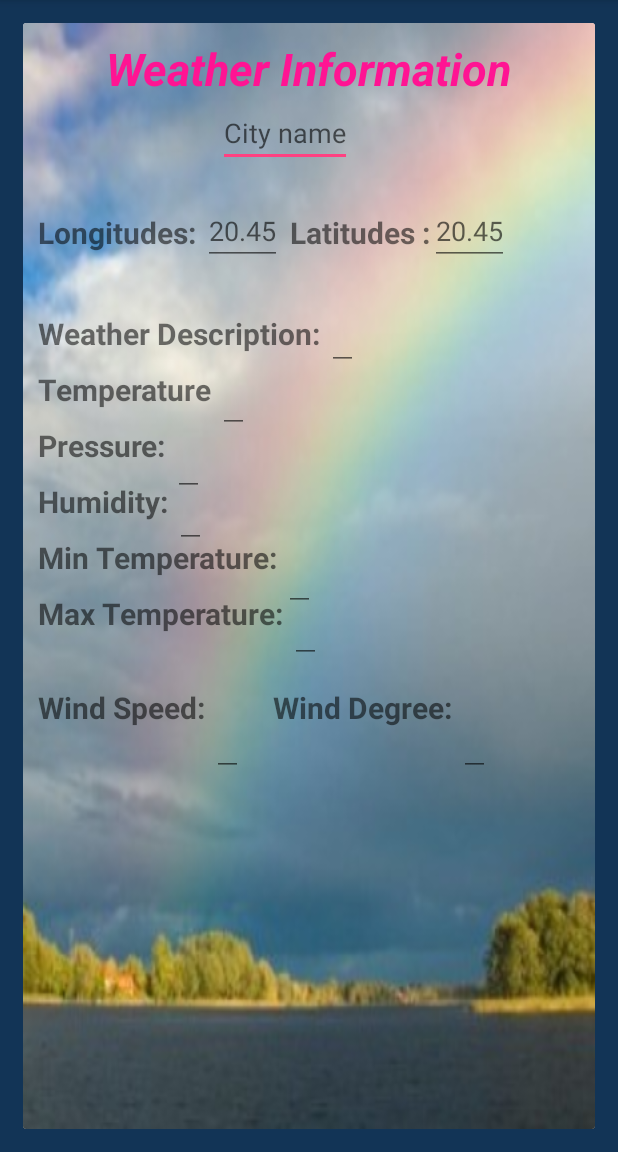
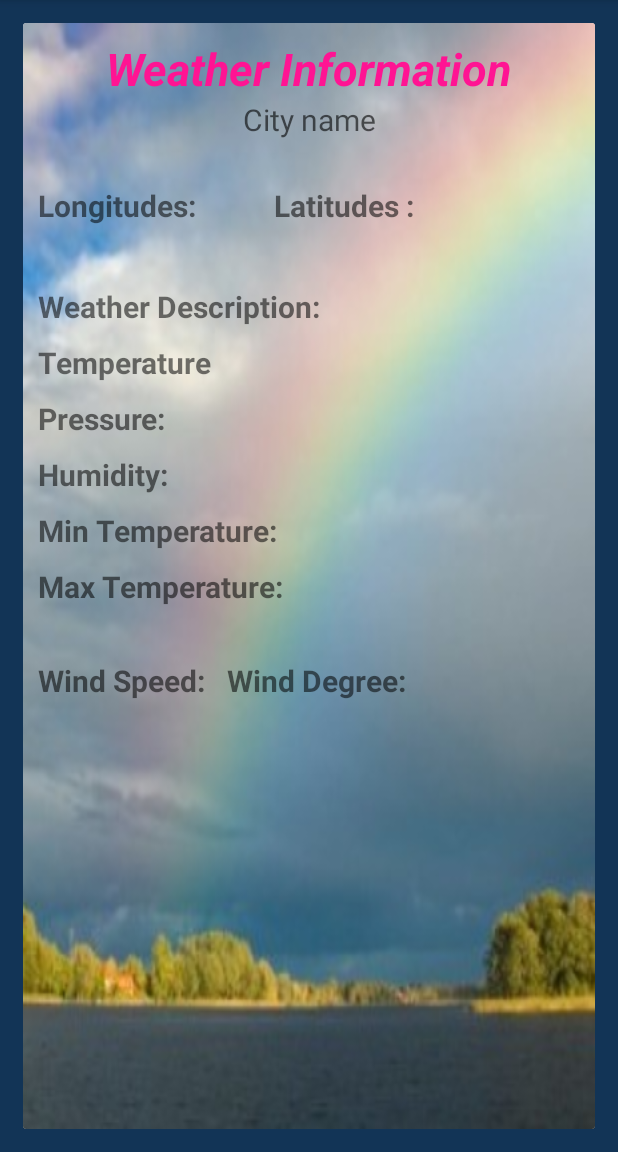
Before and after one commit to TAANYA/Internity-TeamA-Android-Tanya-Gupta, an Android app: the screen it shows after launch (MainActivity), on a phone screen of 412 x 824 dp, the part 84-1236 px from its top. Run offline under Robolectric (Android 15) with nearby library versions, the phone set to English and light mode, and no system bars.

Commit message:
Layout issues resolved

```diff
--- a/app/src/main/java/com/example/tanya/internityhackathon/MainActivity.java
+++ b/app/src/main/java/com/example/tanya/internityhackathon/MainActivity.java
@@ -19,6 +19,7 @@ import android.widget.EditText;
 import android.widget.ListView;
 import android.widget.ProgressBar;
 import android.widget.SearchView;
+import android.widget.TextView;
 import android.widget.Toast;
 
 import com.example.tanya.internityhackathon.weather.Weather;
@@ -32,7 +33,7 @@ import retrofit2.Retrofit;
 import retrofit2.converter.gson.GsonConverterFactory;
 
 public class MainActivity extends AppCompatActivity {
-    EditText edtlon, edtlat, edtdesc, edttemp, edtpressure,
+    TextView edtlon, edtlat, edtdesc, edttemp, edtpressure,
             edtmintemp, edtmaxtemp, edthumid, edtspeed, edtdeg, edtcity;
     LocationManager mLocationManager;
     LocationListener mLocationListener;
@@ -48,17 +49,17 @@ public class MainActivity extends AppCompatActivity {
         super.onCreate(savedInstanceState);
         setContentView(R.layout.activity_main);
 
-        edtlon = (EditText) findViewById(R.id.edtlong);
-        edtlat = (EditText) findViewById(R.id.edtlat);
-        edtdesc = (EditText) findViewById(R.id.edtweather);
-        edttemp = (EditText) findViewById(R.id.edttemp);
-        edtpressure = (EditText) findViewById(R.id.edtpressure);
-        edthumid = (EditText) findViewById(R.id.edthumid);
-        edtmintemp = (EditText) findViewById(R.id.edttempmin);
-        edtmaxtemp = (EditText) findViewById(R.id.edttempmax);
-        edtspeed = (EditText) findViewById(R.id.edtspeed);
-        edtdeg = (EditText) findViewById(R.id.edtwinddeg);
-        edtcity = (EditText) findViewById(R.id.edtcity);
+        edtlon = (TextView) findViewById(R.id.edtlong);
+        edtlat = (TextView) findViewById(R.id.edtlat);
+        edtdesc = (TextView) findViewById(R.id.edtweather);
+        edttemp = (TextView) findViewById(R.id.edttemp);
+        edtpressure = (TextView) findViewById(R.id.edtpressure);
+        edthumid = (TextView) findViewById(R.id.edthumid);
+        edtmintemp = (TextView) findViewById(R.id.edttempmin);
+        edtmaxtemp = (TextView) findViewById(R.id.edttempmax);
+        edtspeed = (TextView) findViewById(R.id.edtspeed);
+        edtdeg = (TextView) findViewById(R.id.edtwinddeg);
+        edtcity = (TextView) findViewById(R.id.edtcity);
         progressBar = (ProgressBar)findViewById(R.id.progressBar);
 
     }
--- a/app/src/main/res/layout/activity_main.xml
+++ b/app/src/main/res/layout/activity_main.xml
@@ -37,12 +37,13 @@
                 android:textStyle="bold|italic"
                 />
 
-            <EditText
-                android:layout_width="wrap_content"
+            <TextView
+                android:layout_width="match_parent"
                 android:layout_height="wrap_content"
                 android:hint="City name"
                 android:id="@+id/edtcity"
-                android:layout_marginStart="120dp"
+                android:gravity="center"
+                android:textSize="20dp"
                 android:layout_below="@+id/texthead"
                 android:layout_marginBottom="20dp"
                 />
@@ -58,11 +59,13 @@
                 android:layout_below="@+id/edtcity"
                 />
 
-            <EditText
+            <TextView
                 android:layout_width="wrap_content"
                 android:layout_height="wrap_content"
                 android:id="@+id/edtlong"
-                android:hint="20.45"
+                android:layout_marginTop="12dp"
+                android:hint="         "
+                android:textSize="18dp"
                 android:layout_toRightOf="@+id/textlong"
                 android:layout_below="@+id/edtcity"/>
 
@@ -70,22 +73,24 @@
             <TextView
                 android:layout_width="wrap_content"
                 android:layout_height="wrap_content"
-                android:text="Latitudes :"
+                android:text="Latitudes : "
                 android:id="@+id/textlat"
                 android:textSize="20dp"
                 android:layout_marginTop="10dp"
+                android:layout_marginStart="5dp"
                 android:textStyle="bold"
                 android:layout_below="@+id/edtcity"
-                android:layout_marginStart="5dp"
                 android:layout_toRightOf="@+id/edtlong"
                 />
 
-            <EditText
+            <TextView
                 android:layout_width="wrap_content"
                 android:layout_height="wrap_content"
                 android:id="@+id/edtlat"
                 android:layout_toRightOf="@+id/textlat"
-                android:hint="20.45"
+                android:hint="       "
+                android:layout_marginTop="10dp"
+                android:textSize="18dp"
                 android:layout_below="@+id/edtcity"/>
 
 
@@ -99,14 +104,14 @@
                 android:layout_marginTop="40dp"
                 android:textSize="20dp"/>
 
-            <EditText
+            <TextView
                 android:layout_width="wrap_content"
                 android:layout_height="wrap_content"
                 android:id="@+id/edtweather"
-                android:textSize="10dp"
+                android:textSize="18sp"
                 android:layout_toRightOf="@+id/textweather"
                 android:layout_below="@+id/edtlong"
-                android:layout_marginTop="35dp"/>
+                android:layout_marginTop="44dp"/>
 
 
 
@@ -120,12 +125,13 @@
                 android:layout_below="@+id/textweather"
                 android:textSize="20dp"/>
 
-            <EditText
+            <TextView
                 android:layout_width="wrap_content"
                 android:layout_height="wrap_content"
                 android:id="@+id/edttemp"
+                android:layout_marginTop="14dp"
                 android:layout_toRightOf="@+id/texttemp"
-                android:textSize="15dp"
+                android:textSize="18dp"
                 android:layout_below="@+id/edtweather"/>
 
 
@@ -140,11 +146,12 @@
                 android:layout_marginTop="10dp"
                 android:textSize="20dp"/>
 
-            <EditText
+            <TextView
                 android:layout_width="wrap_content"
                 android:layout_height="wrap_content"
                 android:id="@+id/edtpressure"
-                android:textSize="15dp"
+                android:textSize="18dp"
+                android:layout_marginTop="14dp"
                 android:layout_toRightOf="@+id/textpressure"
                 android:layout_below="@+id/edttemp"/>
 
@@ -160,12 +167,13 @@
                 android:layout_marginTop="10dp"
                 android:textSize="20dp"/>
 
-            <EditText
+            <TextView
                 android:layout_width="wrap_content"
                 android:layout_height="wrap_content"
                 android:id="@+id/edthumid"
                 android:layout_toRightOf="@+id/texthumid"
-                android:textSize="10dp"
+                android:textSize="18dp"
+                android:layout_marginTop="14dp"
                 android:layout_below="@+id/edtpressure" />
 
 
@@ -181,11 +189,12 @@
                 android:layout_marginTop="10dp"
                 android:textSize="20dp"/>
 
-            <EditText
+            <TextView
                 android:layout_width="wrap_content"
                 android:layout_height="wrap_content"
                 android:id="@+id/edttempmin"
-                android:textSize="15dp"
+                android:textSize="18dp"
+                android:layout_marginTop="14dp"
                 android:layout_toRightOf="@+id/texttempmin"
                 android:layout_below="@+id/edthumid"/>
 
@@ -202,12 +211,13 @@
                 android:layout_marginTop="10dp"
                 android:textSize="20dp"/>
 
-            <EditText
+            <TextView
                 android:layout_width="wrap_content"
                 android:layout_height="wrap_content"
                 android:id="@+id/edttempmax"
                 android:layout_toRightOf="@+id/texttempmax"
-                android:textSize="10dp"
+                android:textSize="18dp"
+                android:layout_marginTop="14dp"
                 android:layout_below="@+id/edttempmin"/>
 
 
@@ -222,13 +232,14 @@
                 android:layout_marginTop="35dp"
                 android:textSize="20dp"/>
 
-            <EditText
+            <TextView
                 android:layout_width="wrap_content"
                 android:layout_height="wrap_content"
                 android:id="@+id/edtspeed"
                 android:layout_toRightOf="@+id/textwindspeed"
                 android:layout_below="@+id/edttempmax"
-                android:layout_marginTop="30dp"/>
+                android:textSize="18dp"
+                android:layout_marginTop="35dp"/>
 
 
             <TextView
@@ -239,17 +250,18 @@
                 android:textStyle="bold"
                 android:layout_below="@+id/texttempmax"
                 android:layout_toRightOf="@+id/edtspeed"
-                android:layout_marginStart="20dp"
+                android:layout_marginStart="10dp"
                 android:layout_marginTop="35dp"
                 android:textSize="20dp"/>
 
-            <EditText
+            <TextView
                 android:layout_width="wrap_content"
                 android:layout_height="wrap_content"
                 android:id="@+id/edtwinddeg"
+                android:textSize="18dp"
                 android:layout_toRightOf="@+id/textwinddeg"
                 android:layout_below="@+id/edttempmax"
-                android:layout_marginTop="30dp"/>
+                android:layout_marginTop="33dp"/>
 
 
 
```
